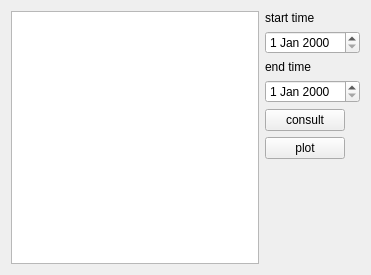
This is ui/detailwidget.ui in Harry-Chen/OOP-Cash as Qt 5 draws it before an edit. The edited form follows.
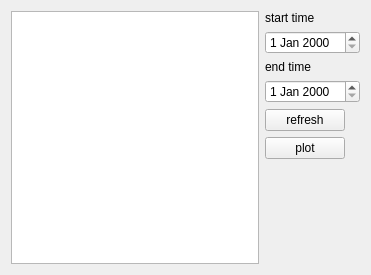
This is the edited form.

Patch:
```diff
--- a/ui/detailwidget.ui
+++ b/ui/detailwidget.ui
@@ -50,7 +50,7 @@
        <item row="4" column="0">
         <widget class="QPushButton" name="consult">
          <property name="text">
-          <string>consult</string>
+          <string>refresh</string>
          </property>
         </widget>
        </item>
```
Left out of the diff: 2 changed lines with no effect on the pictures.
